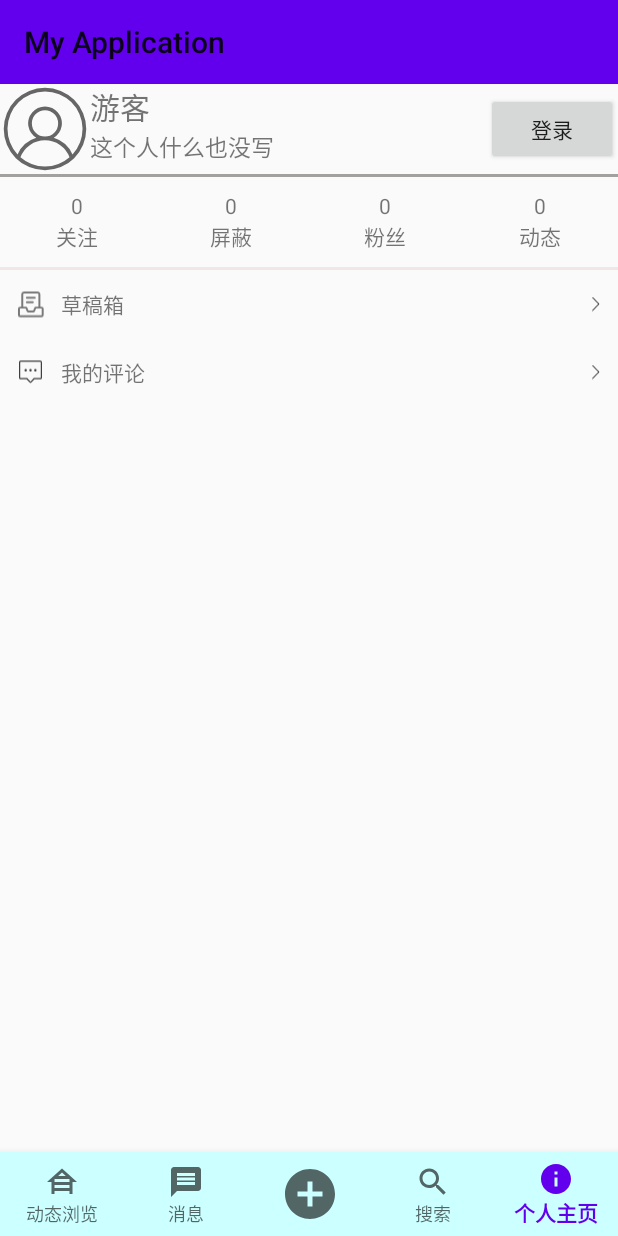
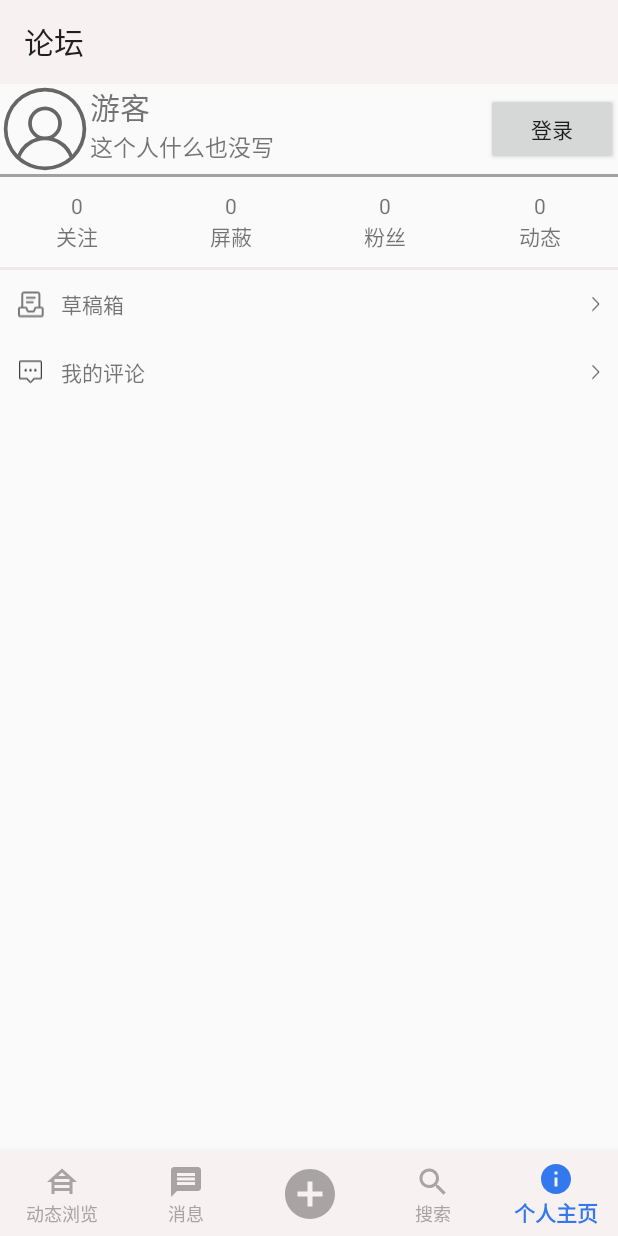
Before and after one commit to tkyun123/CampusBBS, an Android app: the screen it shows after launch (MainActivity), on a phone screen of 412 x 824 dp. Run offline under Robolectric (Android 15) with nearby library versions, the phone set to English and light mode, and no system bars; libraries missing offline, so code that uses them is left out: com.amap.api.

Commit message:
界面颜色修改；定位增加网络定位；动态获取位置权限

```diff
--- a/app/src/main/AndroidManifest.xml
+++ b/app/src/main/AndroidManifest.xml
@@ -19,8 +19,6 @@
             <data android:scheme="https" />
         </intent>
     </queries>
-
-
 
     <application
         android:allowBackup="false"
--- a/app/src/main/java/com/example/myapplication/CommentBrowse.java
+++ b/app/src/main/java/com/example/myapplication/CommentBrowse.java
@@ -115,8 +115,8 @@ public class CommentBrowse extends Fragment {
             }
         });
 
-        RelativeLayout comment_sort_layout = view.findViewById(R.id.comment_sort_layout);
-        TextView sort_text = view.findViewById(R.id.sort_text);
+//        RelativeLayout comment_sort_layout = view.findViewById(R.id.comment_sort_layout);
+//        TextView sort_text = view.findViewById(R.id.sort_text);
 //        comment_sort_layout.setOnClickListener(view1 -> {
 //            sort_type = 1-sort_type;
 //            sort_text.setText(sort_map.get(sort_type));
--- a/app/src/main/res/layout/activity_main.xml
+++ b/app/src/main/res/layout/activity_main.xml
@@ -19,7 +19,10 @@
         android:layout_height="wrap_content"
         android:layout_alignParentBottom="true"
         android:background="@color/color_main_navigator"
+        app:itemIconTint="@xml/tab_check"
+        app:itemTextColor="@xml/tab_check"
         app:labelVisibilityMode="labeled"
+
         app:menu="@menu/main_navigator_menu">
     </com.google.android.material.bottomnavigation.BottomNavigationView>
 
--- a/app/src/main/res/menu/main_navigator_menu.xml
+++ b/app/src/main/res/menu/main_navigator_menu.xml
@@ -5,7 +5,7 @@
         android:title="@string/tab_browse"/>
     <item android:id="@+id/tab_message"
         android:icon="@drawable/message_browse_icon"
-        android:title="@string/tab_message"/>
+        android:title="@string/tab_message" />
     <item android:id="@+id/tab_post"
         android:icon="@drawable/share_post_icon"
         android:title="" />
--- a/app/src/main/res/values/colors.xml
+++ b/app/src/main/res/values/colors.xml
@@ -9,7 +9,7 @@
     <color name="white">#FFFFFFFF</color>
     <color name="transparent">#00000000</color>
     <color name="colorToolbar">#F7F7F7</color>
-    <color name="color_main_navigator">#ccffff</color>
+    <color name="color_main_navigator">#f8f1f1</color>
     <color name="share_post_textColor">#3399ff</color>
     <color name="item_backgroundColor">#bdb9b9</color>
     <color name="item_background_border_color">#bdb9b9</color>
@@ -18,6 +18,11 @@
     <color name="third_dark_line_color">#a3a0a0</color>
     <color name="fourth_dark_line_color">#f0e8e8</color>
 
+    <color name="color_primary">#f8f1f1</color>
+    <color name="color_primary_dark">#d3cece</color>
+    <color name="tab_check">#3379ed</color>
+    <color name="tab_uncheck">#a8a4a4</color>
+
     <color name="message_clearAll_textColor">#cf6363</color>
 
     <color name="login_to_register_textColor">#699def</color>
--- a/app/src/main/res/values/strings.xml
+++ b/app/src/main/res/values/strings.xml
@@ -1,5 +1,5 @@
 <resources>
-    <string name="app_name">My Application</string>
+    <string name="app_name">论坛</string>
     <string name="tab_browse">动态浏览</string>
     <string name="tab_message">消息</string>
     <string name="tab_follow">关注</string>
--- a/app/src/main/res/values/themes.xml
+++ b/app/src/main/res/values/themes.xml
@@ -20,9 +20,9 @@
     <style name="Theme.MyApplication.PopupOverlay" parent="ThemeOverlay.AppCompat.Light" />
 
     <style name="Theme.MyApplication" parent="Theme.AppCompat.Light.NoActionBar">
-        <item name="colorPrimary">@color/purple_500</item>
-        <item name="colorOnPrimary">@color/white</item>
-        <item name="colorPrimaryDark">@color/purple_700</item>
+        <item name="colorPrimary">@color/color_primary</item>
+        <item name="colorOnPrimary">@color/black</item>
+        <item name="colorPrimaryDark">@color/color_primary_dark</item>
     </style>
 
     <style name="share_post_input">
--- /dev/null
+++ b/app/src/main/res/xml/tab_check.xml
@@ -0,0 +1,5 @@
+<?xml version="1.0" encoding="utf-8"?>
+<selector xmlns:android="http://schemas.android.com/apk/res/android">
+    <item android:color="@color/tab_check" android:state_checked="true" />
+    <item android:color="@color/tab_uncheck" android:state_checked="false"/>
+</selector>
```
Also changed, not shown: app/src/main/java/com/example/myapplication/MainActivity.java (+2 -5 lines), app/src/main/java/com/example/myapplication/SharePost.java (+31 -3 lines), app/src/main/java/com/example/myapplication/SystemService.java (+10 -5 lines), app/src/main/res/layout/fragment_comment_browse.xml (+18 -18 lines).
